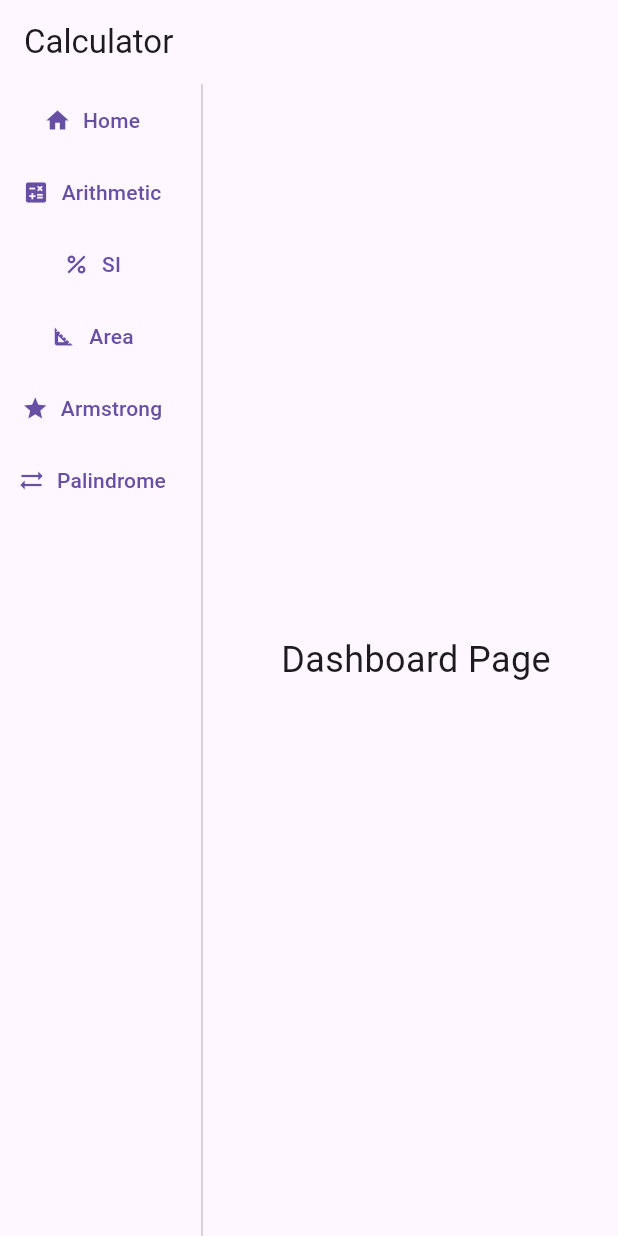
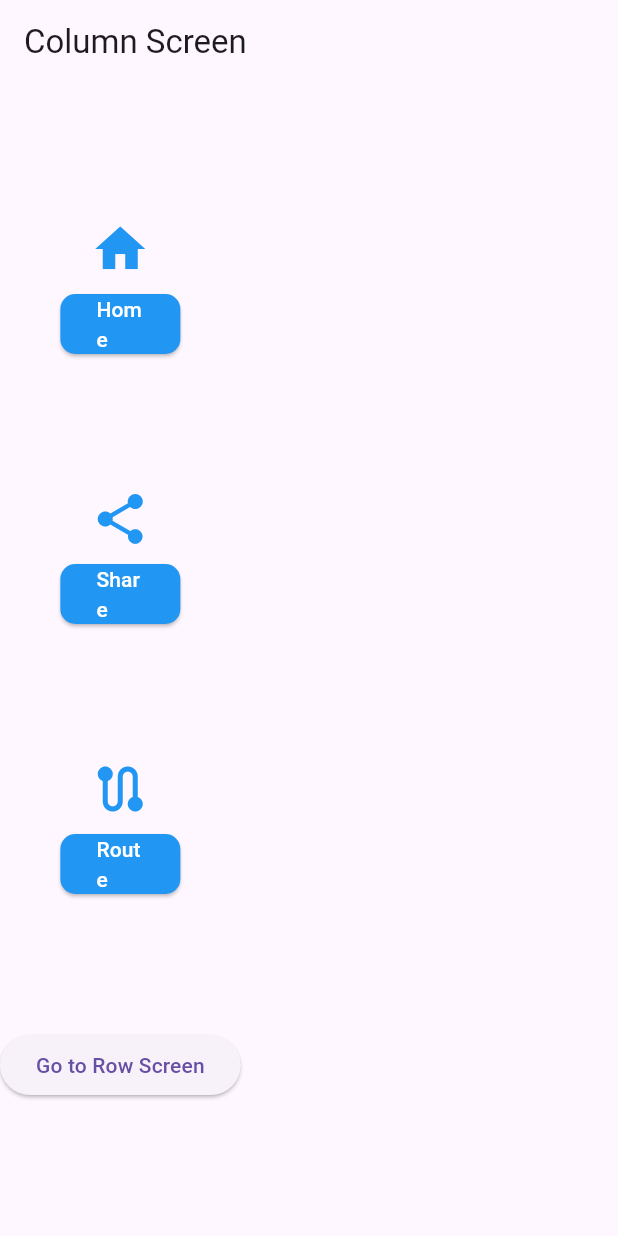
Before and after one commit to RijanRegmi/batch_35d_classwork, a Flutter app: the screen it shows after launch, on a phone screen of 412 x 824 dp. Run offline on Flutter 3.47's test engine with Material 3 defaults, Android fonts, the phone set to English and light mode, and no system bars.

Commit message:
code updated

```diff
--- a/lib/main.dart
+++ b/lib/main.dart
@@ -1,6 +1,13 @@
-import 'package:batch_35d_classwork/app.dart';
+import 'package:batch_35d_classwork/screens/column_screen.dart';
 import 'package:flutter/material.dart';
 
 void main() {
   runApp(App());
 }
+
+class App extends StatelessWidget {
+  @override
+  Widget build(BuildContext context) {
+    return MaterialApp(debugShowCheckedModeBanner: false, home: ColumnScreen());
+  }
+}
--- /dev/null
+++ b/lib/screens/Flutter_layout.dart
@@ -0,0 +1,26 @@
+import 'package:flutter/material.dart';
+
+class FlutterLayoutScreen extends StatelessWidget {
+  const FlutterLayoutScreen({super.key});
+
+  @override
+  Widget build(BuildContext context) {
+    return Scaffold(
+      appBar: AppBar(title: const Text("Icons")),
+      body: Container(
+        height: 50,
+        width: double.infinity,
+        decoration: BoxDecoration(
+          border: Border.all(color: Colors.black, width: 1),
+        ),
+        child: Row(
+          children: [
+            Column(children: [Icon(Icons.call), Text("Call")]),
+            Column(children: [Icon(Icons.navigate_next)]),
+            Column(),
+          ],
+        ),
+      ),
+    );
+  }
+}
--- a/lib/screens/armstrong_number.dart
+++ b/lib/screens/armstrong_number.dart
@@ -30,7 +30,7 @@ class _ArmstrongScreenState extends State<ArmstrongScreen> {
     return Scaffold(
       appBar: AppBar(
         title: const Text("Armstrong Number"),
-        backgroundColor: Colors.blue,
+        backgroundColor: Colors.green,
       ),
       body: Padding(
         padding: const EdgeInsets.all(16),
--- /dev/null
+++ b/lib/screens/column_screen.dart
@@ -0,0 +1,59 @@
+import 'package:flutter/material.dart';
+import 'row_screen.dart';
+
+class ColumnScreen extends StatelessWidget {
+  const ColumnScreen({super.key});
+
+  @override
+  Widget build(BuildContext context) {
+    return Scaffold(
+      appBar: AppBar(title: const Text("Column Screen")),
+      body: Column(
+        mainAxisAlignment: MainAxisAlignment.spaceEvenly, // REQUIRED
+        crossAxisAlignment: CrossAxisAlignment.center, // REQUIRED
+        children: [
+          buildButtonSet("Home", Icons.home),
+          buildButtonSet("Share", Icons.share),
+          buildButtonSet("Route", Icons.route),
+
+          ElevatedButton(
+            onPressed: () {
+              Navigator.push(
+                context,
+                MaterialPageRoute(builder: (_) => const RowScreen()),
+              );
+            },
+            child: const Text("Go to Row Screen"),
+          ),
+        ],
+      ),
+    );
+  }
+
+  Widget buildButtonSet(String label, IconData icon) {
+    return Column(
+      children: [
+        Icon(icon, size: 40, color: Colors.blue),
+        const SizedBox(height: 10),
+        buildSameButton(label),
+      ],
+    );
+  }
+
+  Widget buildSameButton(String text) {
+    return SizedBox(
+      width: 80,
+      height: 40,
+      child: ElevatedButton(
+        style: ElevatedButton.styleFrom(
+          backgroundColor: Colors.blue,
+          shape: RoundedRectangleBorder(
+            borderRadius: BorderRadius.circular(10),
+          ),
+        ),
+        onPressed: () {},
+        child: Text(text, style: const TextStyle(color: Colors.white)),
+      ),
+    );
+  }
+}
--- a/lib/screens/palindrome_screen.dart
+++ b/lib/screens/palindrome_screen.dart
@@ -30,7 +30,7 @@ class _PalindromeScreenState extends State<PalindromeScreen> {
     return Scaffold(
       appBar: AppBar(
         title: const Text("Palindrome Number"),
-        backgroundColor: Colors.blue,
+        backgroundColor: Colors.green,
       ),
       body: Padding(
         padding: const EdgeInsets.all(16),
--- a/lib/screens/si_screen.dart
+++ b/lib/screens/si_screen.dart
@@ -27,7 +27,7 @@ class _SimpleInterestScreenState extends State<SimpleInterestScreen> {
     return Scaffold(
       appBar: AppBar(
         title: const Text("Simple Interest"),
-        backgroundColor: Colors.blue,
+        backgroundColor: Colors.green,
       ),
       body: Padding(
         padding: const EdgeInsets.all(16),
```
Also changed, not shown: lib/screens/Rich_Text.dart (added, +36 -0 lines), lib/screens/area_of_circle.dart (+15 -2 lines), lib/screens/dashboard_screen.dart (+30 -0 lines), lib/screens/row_screen.dart (added, +51 -0 lines).
